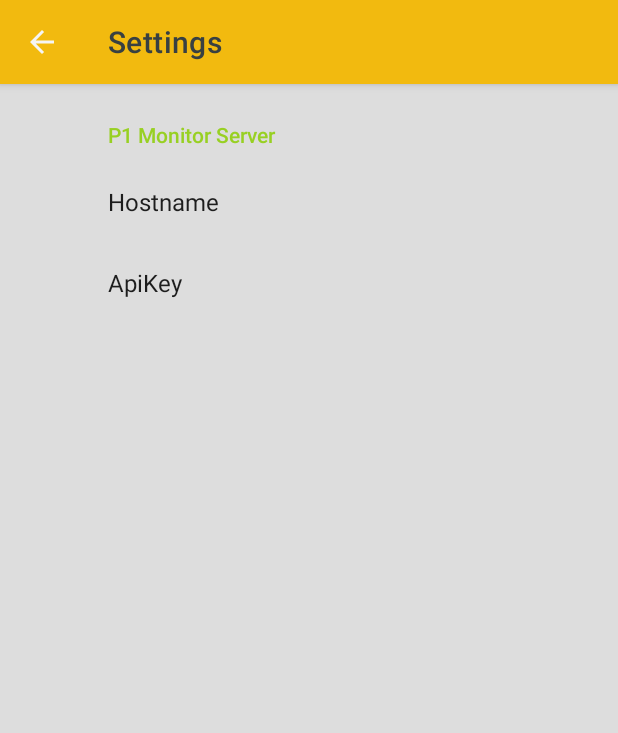
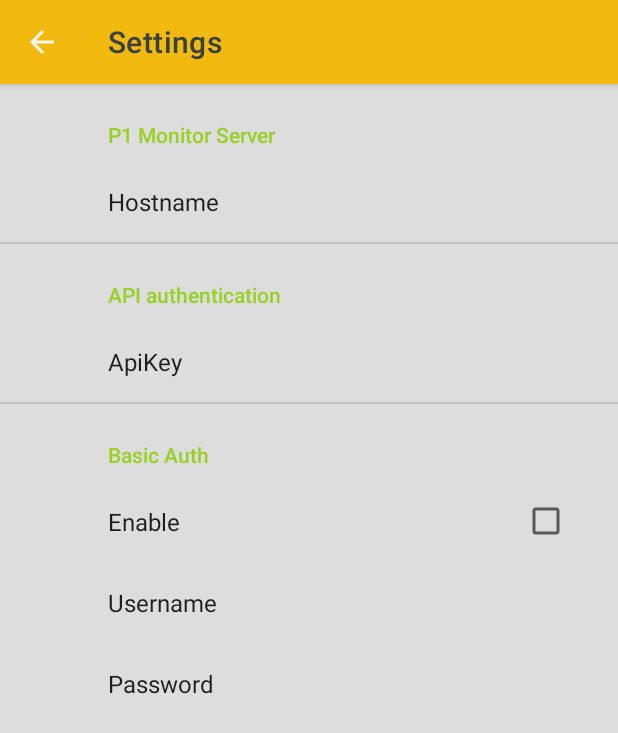
Before and after one commit to phavekes/p1monitor-android, an Android app: the SettingsActivity screen opened directly, with no data from a screen before it, on a phone screen of 412 x 824 dp. Shown: the top 733 px of the screen. Run offline under Robolectric (Android 15) with nearby library versions, the phone set to English and light mode, and no system bars; our stand-ins replace androidx.preference.

Commit message:
Add settings for basic auth

```diff
--- a/app/src/main/res/values/strings.xml
+++ b/app/src/main/res/values/strings.xml
@@ -27,4 +27,9 @@
     <string name="error">Error</string>
     <string name="AboutText">This app is created and maintained by &lt;b&gt;Peter Havekes&lt;/b&gt;.&lt;br/&gt;&lt;br/&gt; The P1 Monitor app can only be used with the &lt;a href="https://www.ztatz.nl/p1-monitor/"&gt;Ztatz P1 monitor software&lt;/a&gt;.&lt;br/&gt;&lt;br/&gt; See &lt;a href="https://github.com/phavekes/p1monitor-android/"&gt;the github repo&lt;/a&gt; for more information on the app.</string>
     <string name="About">About</string>
+    <string name="settings_header_auth">API authentication</string>
+    <string name="settings_basic_auth_enabled">Enable</string>
+    <string name="settings_basic_auth_user">Username</string>
+    <string name="settings_basic_auth_password">Password</string>
+    <string name="settings_header_basic_auth">Basic Auth</string>
 </resources>
--- a/app/src/main/res/xml/root_preferences.xml
+++ b/app/src/main/res/xml/root_preferences.xml
@@ -8,11 +8,31 @@
             android:selectAllOnFocus="true"
             android:singleLine="true"
             android:title="@string/settings_hostname" />
+        <PreferenceCategory app:title="@string/settings_header_auth" >
             <EditTextPreference
                     android:defaultValue="ABCD1234"
                     android:key="apikey"
                     android:selectAllOnFocus="true"
                     android:singleLine="true"
                     android:title="@string/settings_apikey" />
+            <PreferenceCategory app:title="@string/settings_header_basic_auth">
+                <CheckBoxPreference
+                    android:defaultValue="false"
+                    android:key="basic_auth_enabled"
+                    android:title="@string/settings_basic_auth_enabled" />
+                <EditTextPreference
+                    android:defaultValue="user"
+                    android:key="settings_basic_auth_user"
+                    android:selectAllOnFocus="true"
+                    android:singleLine="true"
+                    android:title="@string/settings_basic_auth_user" />
+                <EditTextPreference
+                    android:defaultValue="secret"
+                    android:key="settings_basic_auth_password"
+                    android:selectAllOnFocus="true"
+                    android:singleLine="true"
+                    android:title="@string/settings_basic_auth_password" />
+            </PreferenceCategory>
+    </PreferenceCategory>
     </PreferenceCategory>
 </PreferenceScreen>
```
Also changed, not shown: 1 other file. Lines whose indentation alone changed are shown as unchanged.
